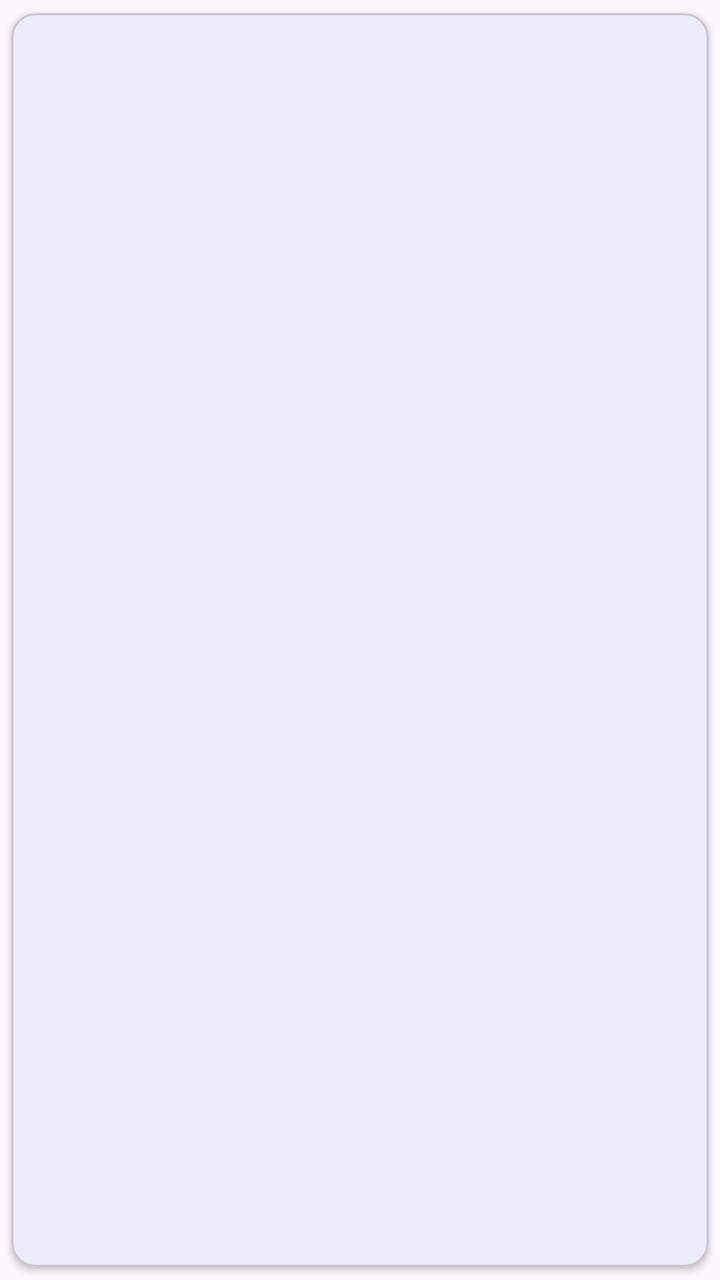
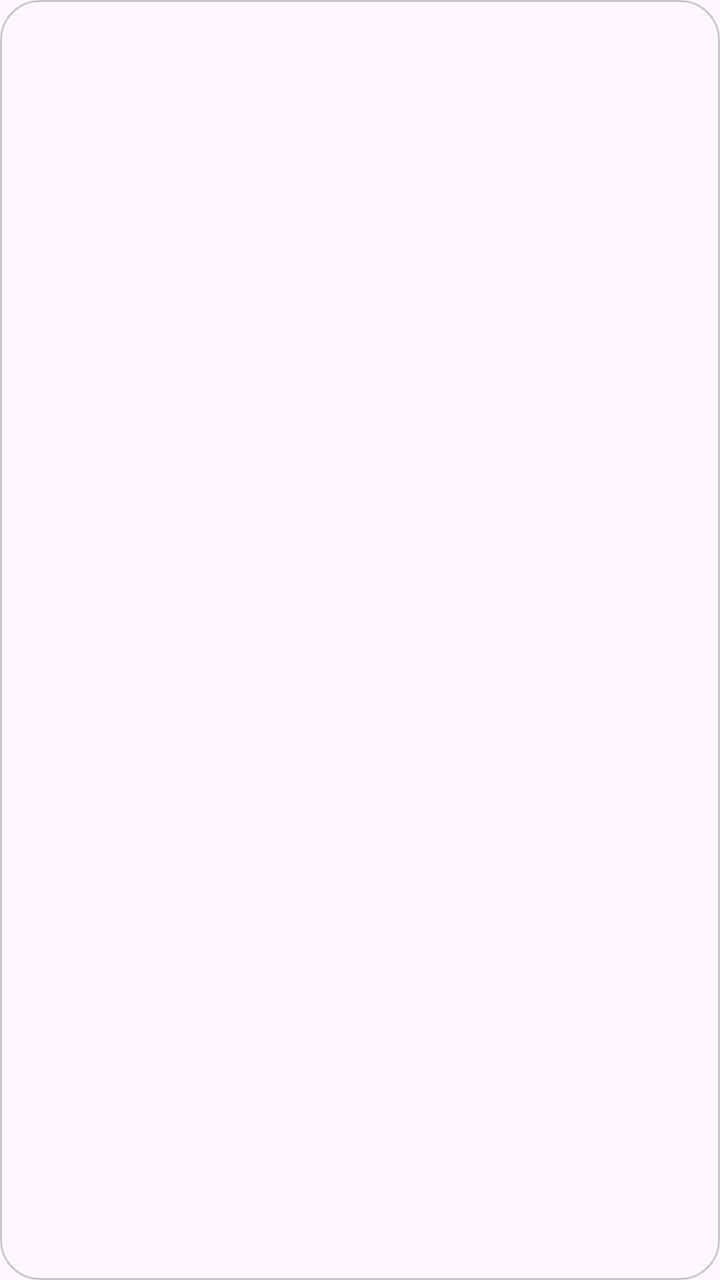

Before-and-after screenshots of an Android layout around one commit, followed by the original layout XML and the change that was made.
<!-- AndroidManifest.xml: application theme Theme.CallRecall -->
<!-- res/layout/item_note.xml -->
<?xml version="1.0" encoding="utf-8"?>
<com.google.android.material.card.MaterialCardView xmlns:android="http://schemas.android.com/apk/res/android"
    xmlns:app="http://schemas.android.com/apk/res-auto"
    android:layout_width="match_parent"
    android:layout_height="wrap_content"
    android:layout_marginBottom="8dp"
    app:cardElevation="2dp"
    app:cardUseCompatPadding="true">

    <LinearLayout
        android:layout_width="match_parent"
        android:layout_height="wrap_content"
        android:orientation="vertical"
        android:padding="16dp">

        <TextView
            android:id="@+id/textPrimaryName"
            android:layout_width="match_parent"
            android:layout_height="wrap_content"
            android:textAppearance="?attr/textAppearanceTitleMedium" />

        <TextView
            android:id="@+id/textCustomName"
            android:layout_width="match_parent"
            android:layout_height="wrap_content"
            android:layout_marginTop="2dp"
            android:textAppearance="?attr/textAppearanceBodyMedium" />

        <TextView
            android:id="@+id/textContactName"
            android:layout_width="match_parent"
            android:layout_height="wrap_content"
            android:layout_marginTop="2dp"
            android:textAppearance="?attr/textAppearanceBodyMedium" />

        <TextView
            android:id="@+id/textPhoneNumber"
            android:layout_width="match_parent"
            android:layout_height="wrap_content"
            android:layout_marginTop="4dp"
            android:textAppearance="?attr/textAppearanceBodySmall" />

        <TextView
            android:id="@+id/textLastUpdated"
            android:layout_width="match_parent"
            android:layout_height="wrap_content"
            android:layout_marginTop="8dp"
            android:textAppearance="?attr/textAppearanceLabelSmall" />

    </LinearLayout>

</com.google.android.material.card.MaterialCardView>
<!-- resources referenced by this layout -->
<resources>
  <style name="Theme.CallRecall" parent="Theme.Material3.DayNight.NoActionBar">
          <item name="colorPrimary">@color/primary</item>
          <item name="colorOnPrimary">@color/on_primary</item>
          <item name="colorPrimaryContainer">@color/primary_container</item>
          <item name="colorOnPrimaryContainer">@color/on_primary_container</item>
      </style>
  <color name="primary">#1565C0</color>
  <color name="on_primary">#FFFFFF</color>
  <color name="primary_container">#D1E4FF</color>
  <color name="on_primary_container">#001D36</color>
</resources>

<!-- the commit's change to res/layout/item_note.xml (unified diff, before → after) -->
@@ -3,50 +3,53 @@
     xmlns:app="http://schemas.android.com/apk/res-auto"
     android:layout_width="match_parent"
     android:layout_height="wrap_content"
-    android:layout_marginBottom="8dp"
-    app:cardElevation="2dp"
-    app:cardUseCompatPadding="true">
+    android:layout_marginBottom="12dp"
+    app:cardBackgroundColor="?attr/colorSurface"
+    app:cardCornerRadius="20dp"
+    app:cardElevation="0dp"
+    app:strokeColor="?attr/colorOutlineVariant"
+    app:strokeWidth="1dp">
 
     <LinearLayout
         android:layout_width="match_parent"
         android:layout_height="wrap_content"
         android:orientation="vertical"
-        android:padding="16dp">
+        android:padding="20dp">
 
         <TextView
             android:id="@+id/textPrimaryName"
             android:layout_width="match_parent"
             android:layout_height="wrap_content"
-            android:textAppearance="?attr/textAppearanceTitleMedium" />
-
-        <TextView
-            android:id="@+id/textCustomName"
-            android:layout_width="match_parent"
-            android:layout_height="wrap_content"
-            android:layout_marginTop="2dp"
-            android:textAppearance="?attr/textAppearanceBodyMedium" />
-
-        <TextView
-            android:id="@+id/textContactName"
-            android:layout_width="match_parent"
-            android:layout_height="wrap_content"
-            android:layout_marginTop="2dp"
-            android:textAppearance="?attr/textAppearanceBodyMedium" />
+            android:ellipsize="end"
+            android:maxLines="2"
+            android:textAppearance="?attr/textAppearanceTitleMedium"
+            android:textColor="?attr/colorOnSurface" />
 
         <TextView
             android:id="@+id/textPhoneNumber"
             android:layout_width="match_parent"
             android:layout_height="wrap_content"
             android:layout_marginTop="4dp"
-            android:textAppearance="?attr/textAppearanceBodySmall" />
+            android:textAppearance="?attr/textAppearanceBodySmall"
+            android:textColor="?attr/colorOnSurfaceVariant" />
+
+        <TextView
+            android:id="@+id/textNotePreview"
+            android:layout_width="match_parent"
+            android:layout_height="wrap_content"
+            android:layout_marginTop="16dp"
+            android:ellipsize="end"
+            android:lineSpacingExtra="3dp"
+            android:maxLines="2"
+            android:textAppearance="?attr/textAppearanceBodyMedium"
+            android:textColor="?attr/colorOnSurfaceVariant" />
 
         <TextView
             android:id="@+id/textLastUpdated"
             android:layout_width="match_parent"
             android:layout_height="wrap_content"
-            android:layout_marginTop="8dp"
-            android:textAppearance="?attr/textAppearanceLabelSmall" />
-
+            android:layout_marginTop="16dp"
+            android:textAppearance="?attr/textAppearanceLabelSmall"
+            android:textColor="?attr/colorOnSurfaceVariant" />
     </LinearLayout>
-
 </com.google.android.material.card.MaterialCardView>
<!-- resource entries referenced after the edit -->
@@ -1,6 +1,7 @@
 <!-- resources referenced by this layout -->
 <resources>
   <style name="Theme.CallRecall" parent="Theme.Material3.DayNight.NoActionBar">
+          <item name="android:windowBackground">?attr/colorSurface</item>
           <item name="colorPrimary">@color/primary</item>
           <item name="colorOnPrimary">@color/on_primary</item>
           <item name="colorPrimaryContainer">@color/primary_container</item>
